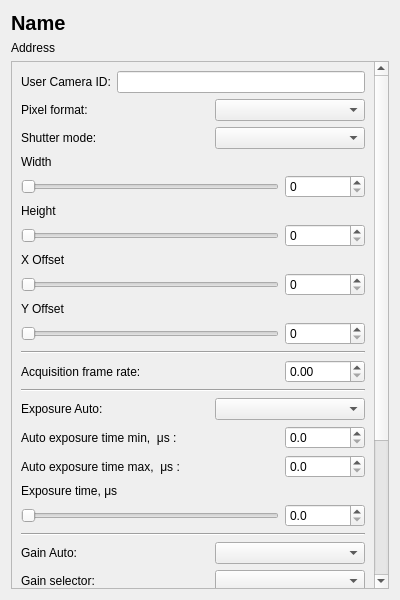
Before: the Qt Designer form settingswidget.ui in vava94/BaslerHandler, drawn with Qt 5.
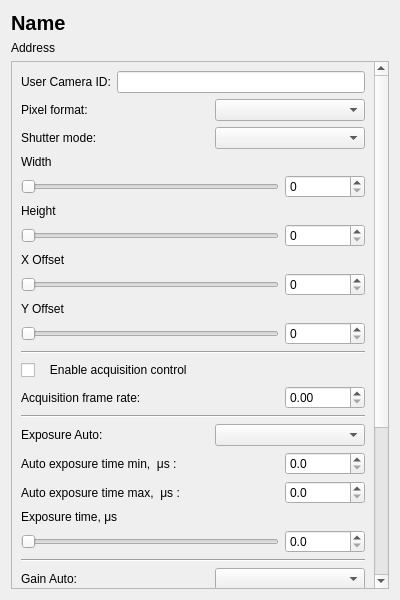
After: the same form once the commit is applied.

Commit message: Can detect ace cameras for right settings nodes. More working settings in widget.

Patch:
```diff
--- a/settingswidget.ui
+++ b/settingswidget.ui
@@ -50,9 +50,9 @@
       <property name="geometry">
        <rect>
         <x>0</x>
-        <y>0</y>
+        <y>-300</y>
         <width>366</width>
-        <height>850</height>
+        <height>881</height>
        </rect>
       </property>
       <layout class="QVBoxLayout" name="verticalLayout">
@@ -374,6 +374,19 @@
          </property>
         </widget>
        </item>
+       <item>
+        <widget class="QCheckBox" name="acquisitionCheckBox">
+         <property name="layoutDirection">
+          <enum>Qt::LeftToRight</enum>
+         </property>
+         <property name="autoFillBackground">
+          <bool>false</bool>
+         </property>
+         <property name="text">
+          <string>   Enable acquisition control</string>
+         </property>
+        </widget>
+       </item>
        <item>
         <widget class="QWidget" name="widget_6" native="true">
          <layout class="QHBoxLayout" name="horizontalLayout_6">
```
Left out of the diff: 13 changed lines with no effect on the pictures. The commit also changes 4 other files.
